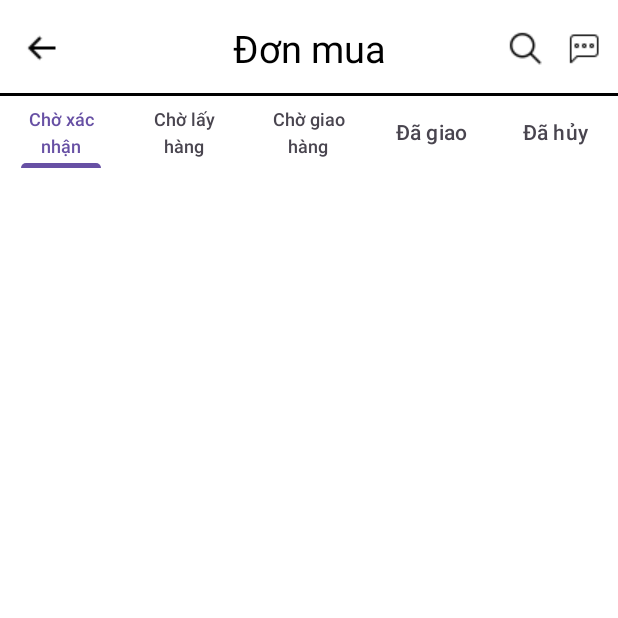
After one commit to DzungNguyen513/PhoneSaleAppApi-FE, an Android app: the BillActivity screen opened directly, with no data from a screen before it, on a phone screen of 412 x 824 dp, the top half of it. The commit adds this screen. Run offline under Robolectric (Android 15) with nearby library versions, the phone set to English and light mode, and no system bars.

Commit message:
Set up BillActivity with ViewPager2 and TabLayout

```diff
--- a/app/build.gradle.kts
+++ b/app/build.gradle.kts
@@ -63,5 +63,6 @@ dependencies {
     implementation ("de.hdodenhof:circleimageview:3.1.0")
     annotationProcessor ("com.github.bumptech.glide:compiler:4.11.0")
 
-
+    implementation ("androidx.swiperefreshlayout:swiperefreshlayout:1.1.0")
+    implementation ("androidx.viewpager2:viewpager2:1.0.0")
 }
--- a/app/src/main/AndroidManifest.xml
+++ b/app/src/main/AndroidManifest.xml
@@ -3,7 +3,6 @@
     xmlns:tools="http://schemas.android.com/tools">
 
     <uses-permission android:name="android.permission.INTERNET" />
-
 
     <application
         android:allowBackup="true"
@@ -17,6 +16,9 @@
         android:theme="@style/Theme.PhoneSaleApp"
         android:usesCleartextTraffic="true"
         tools:targetApi="31">
+        <activity
+            android:name=".view.bill.BillActivity"
+            android:exported="false" />
         <activity
             android:name=".view.account.AccountInfoActivity"
             android:exported="false" />
--- /dev/null
+++ b/app/src/main/java/com/example/phonesaleapp/adapter/BillPagerAdapter.java
@@ -0,0 +1,35 @@
+package com.example.phonesaleapp.adapter;
+
+import androidx.annotation.NonNull;
+import androidx.fragment.app.Fragment;
+import androidx.fragment.app.FragmentActivity;
+import androidx.viewpager2.adapter.FragmentStateAdapter;
+
+import com.example.phonesaleapp.view.bill.ConfirmBillFragment;
+
+public class BillPagerAdapter extends FragmentStateAdapter {
+
+    public BillPagerAdapter(@NonNull FragmentActivity fragmentActivity) {
+        super(fragmentActivity);
+    }
+
+    @NonNull
+    @Override
+    public Fragment createFragment(int position) {
+        switch (position) {
+            case 0:
+                //return new ConfirmFragment();
+            case 1:
+                //return new PickUpFragment();
+            case 2:
+                //return new DeliveryFragment();
+            default:
+                return new ConfirmBillFragment();
+        }
+    }
+
+    @Override
+    public int getItemCount() {
+        return 5;
+    }
+}
--- a/app/src/main/java/com/example/phonesaleapp/view/account/AccountFragment.java
+++ b/app/src/main/java/com/example/phonesaleapp/view/account/AccountFragment.java
@@ -13,6 +13,7 @@ import androidx.recyclerview.widget.RecyclerView;
 import com.example.phonesaleapp.R;
 import com.example.phonesaleapp.adapter.AccountOptionsAdapter;
 import com.example.phonesaleapp.model.AccountOption;
+import com.example.phonesaleapp.view.bill.BillActivity;
 import com.example.phonesaleapp.view.login.LoginActivity;
 
 import java.util.ArrayList;
@@ -75,6 +76,8 @@ public class AccountFragment extends Fragment {
             case "Địa chỉ giao hàng":
                 break;
             case "Lịch sử mua hàng":
+                Intent intent3 = new Intent(getContext(), BillActivity.class);
+                startActivity(intent3);
                 break;
             case "Đổi Mật Khẩu":
                 break;
--- /dev/null
+++ b/app/src/main/java/com/example/phonesaleapp/view/bill/BillActivity.java
@@ -0,0 +1,69 @@
+package com.example.phonesaleapp.view.bill;
+
+import androidx.annotation.NonNull;
+import androidx.appcompat.app.AppCompatActivity;
+
+import android.content.Intent;
+import android.os.Bundle;
+import android.view.View;
+import android.widget.ImageView;
+
+import com.example.phonesaleapp.MainActivity;
+import com.example.phonesaleapp.R;
+
+import com.example.phonesaleapp.adapter.BillPagerAdapter;
+import com.google.android.material.tabs.TabLayout;
+import com.google.android.material.tabs.TabLayoutMediator;
+import androidx.viewpager2.widget.ViewPager2;
+
+public class BillActivity extends AppCompatActivity {
+
+    private ImageView img_Back;
+    private TabLayout tabLayout;
+    private ViewPager2 viewPager;
+
+    @Override
+    protected void onCreate(Bundle savedInstanceState) {
+        super.onCreate(savedInstanceState);
+        setContentView(R.layout.activity_bill);
+        AnhXa();
+        new TabLayoutMediator(tabLayout, viewPager, new TabLayoutMediator.TabConfigurationStrategy() {
+            @Override
+            public void onConfigureTab(@NonNull TabLayout.Tab tab, int position) {
+                switch (position) {
+                    case 0:
+                        tab.setText("Chờ xác nhận");
+                        break;
+                    case 1:
+                        tab.setText("Chờ lấy hàng");
+                        break;
+                    case 2:
+                        tab.setText("Chờ giao hàng");
+                        break;
+                    case 3:
+                        tab.setText("Đã giao");
+                        break;
+                    case 4:
+                        tab.setText("Đã hủy");
+                        break;
+                }
+            }
+        }).attach();
+
+        img_Back.setOnClickListener(new View.OnClickListener() {
+            @Override
+            public void onClick(View v) {
+                Intent intent = new Intent(BillActivity.this, MainActivity.class);
+                intent.setFlags(Intent.FLAG_ACTIVITY_CLEAR_TOP | Intent.FLAG_ACTIVITY_SINGLE_TOP);
+                startActivity(intent);
+                finish();
+            }
+        });
+    }
+    private void AnhXa(){
+        img_Back = this.findViewById(R.id.img_Back);
+        viewPager = findViewById(R.id.view_pager);
+        tabLayout = findViewById(R.id.tabs);
+        viewPager.setAdapter(new BillPagerAdapter(this));
+    }
+}
--- /dev/null
+++ b/app/src/main/java/com/example/phonesaleapp/view/bill/ConfirmBillFragment.java
@@ -0,0 +1,6 @@
+package com.example.phonesaleapp.view.bill;
+
+import androidx.fragment.app.Fragment;
+
+public class ConfirmBillFragment extends Fragment {
+}
--- /dev/null
+++ b/app/src/main/res/layout/activity_bill.xml
@@ -0,0 +1,75 @@
+<?xml version="1.0" encoding="utf-8"?>
+<FrameLayout xmlns:android="http://schemas.android.com/apk/res/android"
+    xmlns:app="http://schemas.android.com/apk/res-auto"
+    xmlns:tools="http://schemas.android.com/tools"
+    android:layout_width="match_parent"
+    android:layout_height="match_parent"
+    tools:context=".view.bill.BillActivity"
+    android:background="@color/white">
+
+    <androidx.appcompat.widget.Toolbar
+        android:id="@+id/toolbar"
+        android:layout_width="match_parent"
+        android:layout_height="?attr/actionBarSize"
+        android:background="@drawable/toolbar_background"
+        android:elevation="4dp">
+
+        <ImageView
+            android:id="@+id/img_Back"
+            android:layout_width="wrap_content"
+            android:layout_height="wrap_content"
+            android:layout_gravity="start"
+            android:paddingStart="0dp"
+            android:paddingLeft="16dp"
+            android:src="@drawable/backicon" />
+
+        <TextView
+            android:id="@+id/toolbar_title"
+            android:layout_width="wrap_content"
+            android:layout_height="wrap_content"
+            android:layout_gravity="center"
+            android:text="Đơn mua"
+            android:textColor="@color/black"
+            android:textSize="25sp" />
+
+        <ImageView
+            android:id="@+id/img_message"
+            android:layout_width="wrap_content"
+            android:layout_height="wrap_content"
+            android:layout_gravity="end"
+            android:paddingEnd="10dp"
+            android:paddingRight="16dp"
+            android:src="@drawable/messageicon" />
+
+        <ImageView
+            android:id="@+id/img_searchBill"
+            android:layout_width="wrap_content"
+            android:layout_height="wrap_content"
+            android:layout_gravity="end"
+            android:paddingEnd="16dp"
+            android:paddingRight="16dp"
+            android:src="@drawable/searchbill" />
+    </androidx.appcompat.widget.Toolbar>
+
+    <androidx.coordinatorlayout.widget.CoordinatorLayout
+        android:layout_width="match_parent"
+        android:layout_height="match_parent"
+        android:layout_marginTop="?attr/actionBarSize">
+
+        <com.google.android.material.tabs.TabLayout
+            android:id="@+id/tabs"
+            android:layout_width="match_parent"
+            android:layout_height="wrap_content"
+            android:background="@color/white"
+            app:tabGravity="fill"
+            app:tabMode="fixed" />
+
+        <androidx.viewpager2.widget.ViewPager2
+            android:id="@+id/view_pager"
+            android:layout_width="match_parent"
+            android:layout_height="match_parent"
+            app:layout_behavior="@string/appbar_scrolling_view_behavior" />
+
+    </androidx.coordinatorlayout.widget.CoordinatorLayout>
+
+</FrameLayout>
--- a/app/src/main/res/layout/fragment_cart.xml
+++ b/app/src/main/res/layout/fragment_cart.xml
@@ -112,7 +112,7 @@
                         android:id="@+id/tv_TotalCheck"
                         android:layout_width="wrap_content"
                         android:layout_height="wrap_content"
-                        android:text="0 VNĐ"
+                        android:text="đ0"
                         android:textColor="@color/earth_red"
                         android:textSize="18sp"
                         android:textStyle="bold"
```
Also changed, not shown: app/src/main/res/layout/fragment_noti.xml (+34 -11 lines), app/src/main/res/drawable/searchbill.png (added).
